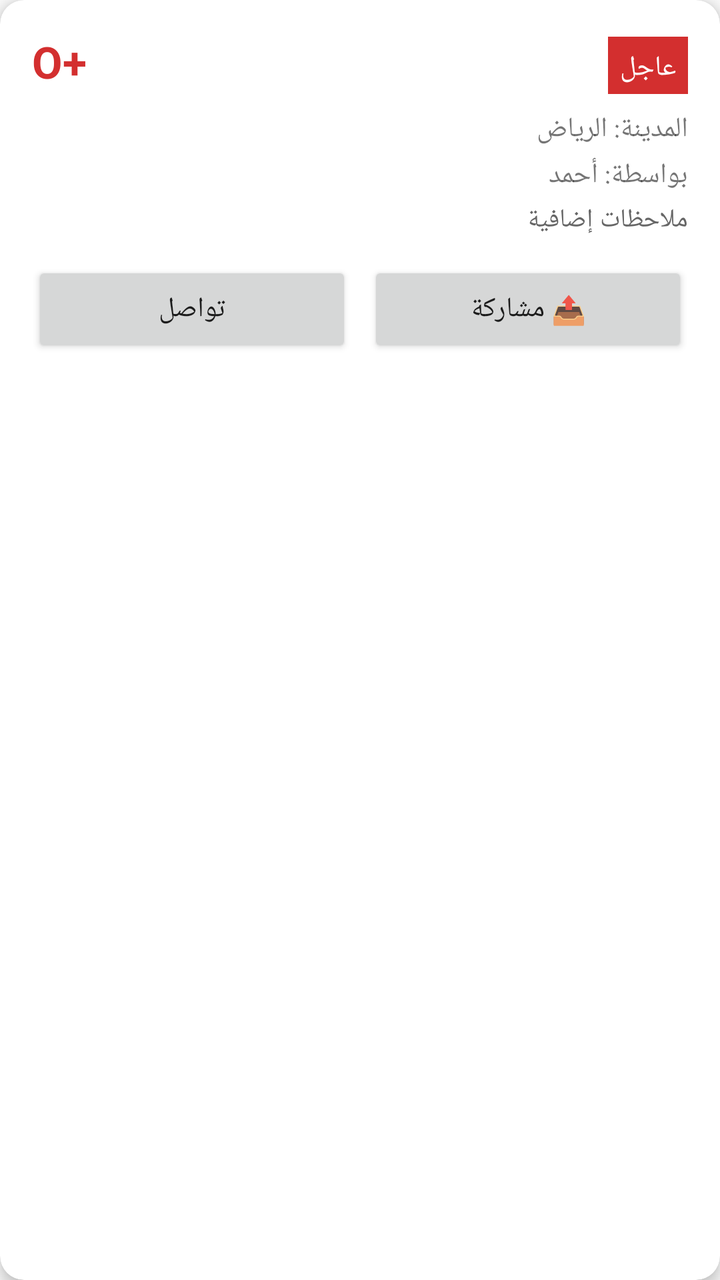
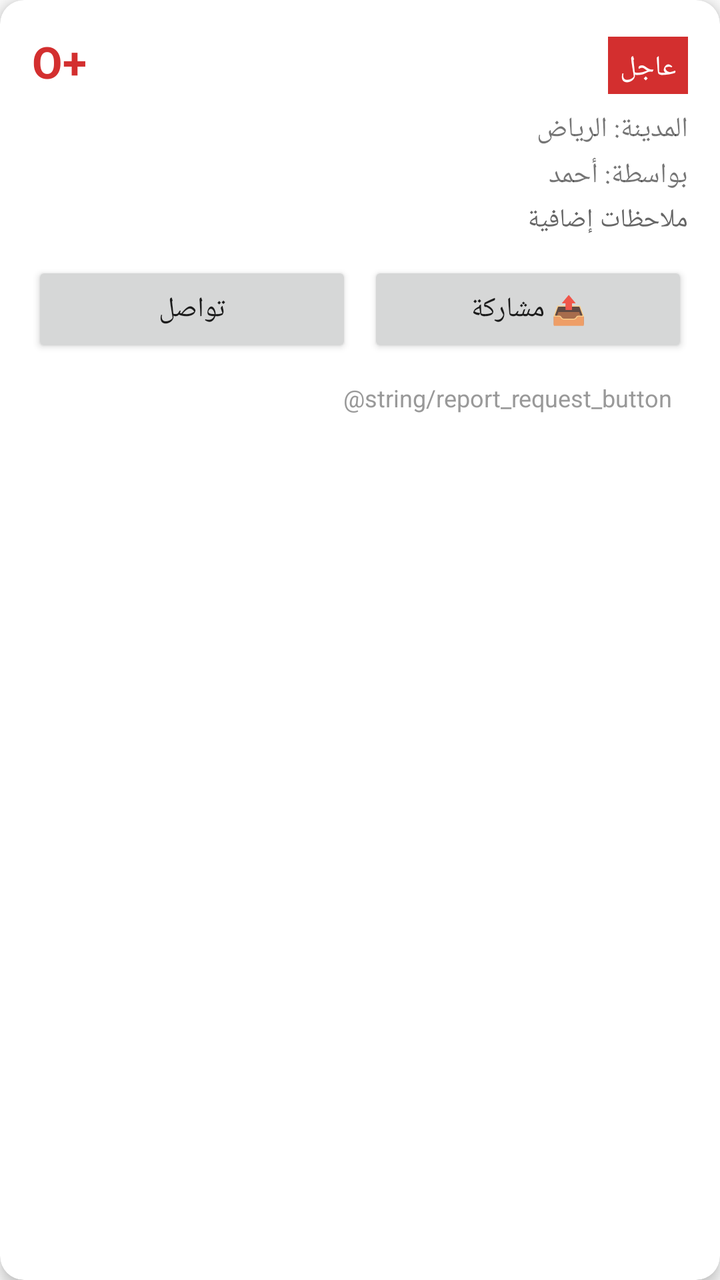

Compare the two renders of this Android layout. The source of the first and the diff that turns it into the second are given below.
<!-- AndroidManifest.xml: application theme Theme.AppCompat.DayNight -->
<!-- res/layout/item_request.xml -->
<?xml version="1.0" encoding="utf-8"?>
<androidx.cardview.widget.CardView xmlns:android="http://schemas.android.com/apk/res/android"
    android:layout_width="match_parent"
    android:layout_height="wrap_content"
    android:layout_margin="8dp"
    app:cardCornerRadius="12dp"
    app:cardElevation="4dp"
    xmlns:app="http://schemas.android.com/apk/res-auto">

    <LinearLayout
        android:layout_width="match_parent"
        android:layout_height="wrap_content"
        android:orientation="vertical"
        android:padding="16dp">

        <LinearLayout
            android:layout_width="match_parent"
            android:layout_height="wrap_content"
            android:orientation="horizontal">

            <TextView
                android:id="@+id/bloodTypeText"
                android:layout_width="0dp"
                android:layout_height="wrap_content"
                android:layout_weight="1"
                android:text="O+"
                android:textSize="22sp"
                android:textStyle="bold"
                android:textColor="#D32F2F" />

            <TextView
                android:id="@+id/urgencyText"
                android:layout_width="wrap_content"
                android:layout_height="wrap_content"
                android:text="عاجل"
                android:textColor="#FFFFFF"
                android:background="#D32F2F"
                android:padding="6dp" />

        </LinearLayout>

        <TextView
            android:id="@+id/cityText"
            android:layout_width="match_parent"
            android:layout_height="wrap_content"
            android:text="المدينة: الرياض"
            android:textSize="14sp"
            android:layout_marginTop="8dp" />

        <TextView
            android:id="@+id/distanceText"
            android:layout_width="match_parent"
            android:layout_height="wrap_content"
            android:textSize="13sp"
            android:textColor="#1FAE8E"
            android:textStyle="bold"
            android:layout_marginTop="2dp"
            android:visibility="gone" />

        <TextView
            android:id="@+id/requesterNameText"
            android:layout_width="match_parent"
            android:layout_height="wrap_content"
            android:text="بواسطة: أحمد"
            android:textSize="14sp"
            android:layout_marginTop="4dp" />

        <TextView
            android:id="@+id/notesText"
            android:layout_width="match_parent"
            android:layout_height="wrap_content"
            android:text="ملاحظات إضافية"
            android:textSize="13sp"
            android:textColor="#666666"
            android:layout_marginTop="4dp" />

        <LinearLayout
            android:layout_width="match_parent"
            android:layout_height="wrap_content"
            android:orientation="horizontal"
            android:layout_marginTop="12dp">

            <Button
                android:id="@+id/contactButton"
                android:layout_width="0dp"
                android:layout_height="wrap_content"
                android:layout_weight="1"
                android:layout_marginEnd="4dp"
                android:text="تواصل" />

            <Button
                android:id="@+id/shareButton"
                android:layout_width="0dp"
                android:layout_height="wrap_content"
                android:layout_weight="1"
                android:layout_marginStart="4dp"
                android:text="@string/share_request_button" />

        </LinearLayout>

        <LinearLayout
            android:id="@+id/ownerActionsLayout"
            android:layout_width="match_parent"
            android:layout_height="wrap_content"
            android:orientation="horizontal"
            android:layout_marginTop="8dp"
            android:visibility="gone">

            <Button
                android:id="@+id/editButton"
                android:layout_width="0dp"
                android:layout_height="wrap_content"
                android:layout_weight="1"
                android:layout_marginEnd="4dp"
                android:text="تعديل" />

            <Button
                android:id="@+id/deleteButton"
                android:layout_width="0dp"
                android:layout_height="wrap_content"
                android:layout_weight="1"
                android:layout_marginStart="4dp"
                android:text="حذف"
                android:textColor="#D32F2F" />

        </LinearLayout>

    </LinearLayout>

</androidx.cardview.widget.CardView>
<!-- resources referenced by this layout -->
<resources>
  <string name="share_request_button">📤 مشاركة</string>
</resources>

<!-- the commit's change to res/layout/item_request.xml (unified diff, before → after) -->
@@ -98,6 +98,17 @@
 
         </LinearLayout>
 
+        <TextView
+            android:id="@+id/reportButton"
+            android:layout_width="wrap_content"
+            android:layout_height="wrap_content"
+            android:layout_gravity="end"
+            android:text="@string/report_request_button"
+            android:textSize="12sp"
+            android:textColor="#999999"
+            android:padding="8dp"
+            android:layout_marginTop="4dp" />
+
         <LinearLayout
             android:id="@+id/ownerActionsLayout"
             android:layout_width="match_parent"
